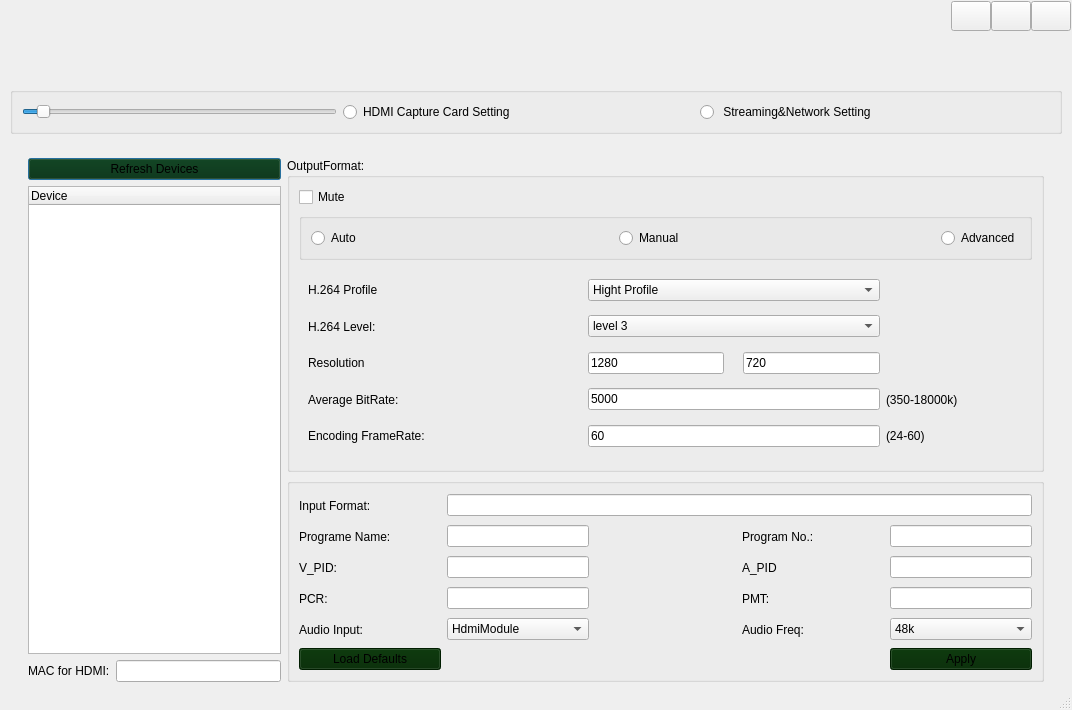
First picture: the form in hdmioptiongui.ui, repository QingChaoGao/TBSNetConfigurationTool, before the edit.
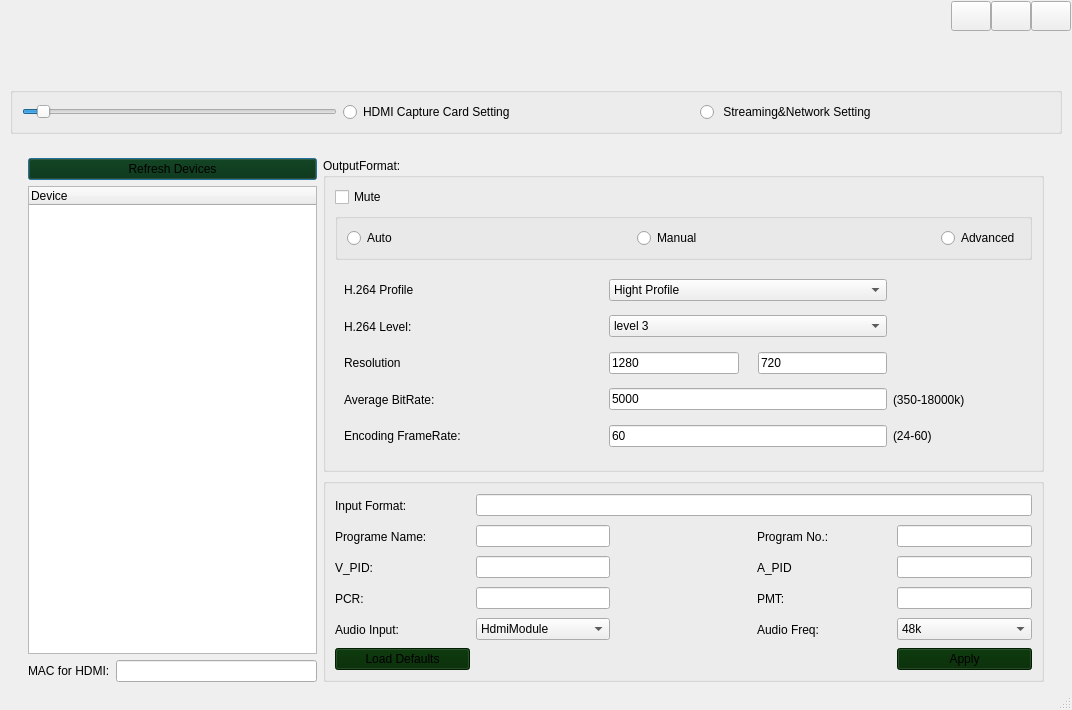
Second picture: the form after the edit. The open tabs and pages were chosen to show the change.

Commit message: 修改了ip树显示

Patch:
```diff
--- a/hdmioptiongui.ui
+++ b/hdmioptiongui.ui
@@ -357,7 +357,7 @@
              <number>1</number>
             </property>
             <widget class="QWidget" name="page_hdmi">
-             <layout class="QGridLayout" name="gridLayout_10" columnstretch="1,3">
+             <layout class="QGridLayout" name="gridLayout_10" columnstretch="2,5">
               <item row="0" column="0" rowspan="2">
                <layout class="QGridLayout" name="gridLayout_6" rowstretch="1,0,0">
                 <item row="2" column="0">
```
Left out of the diff: 4 changed lines with no effect on the pictures. The commit also changes 2 other files.
